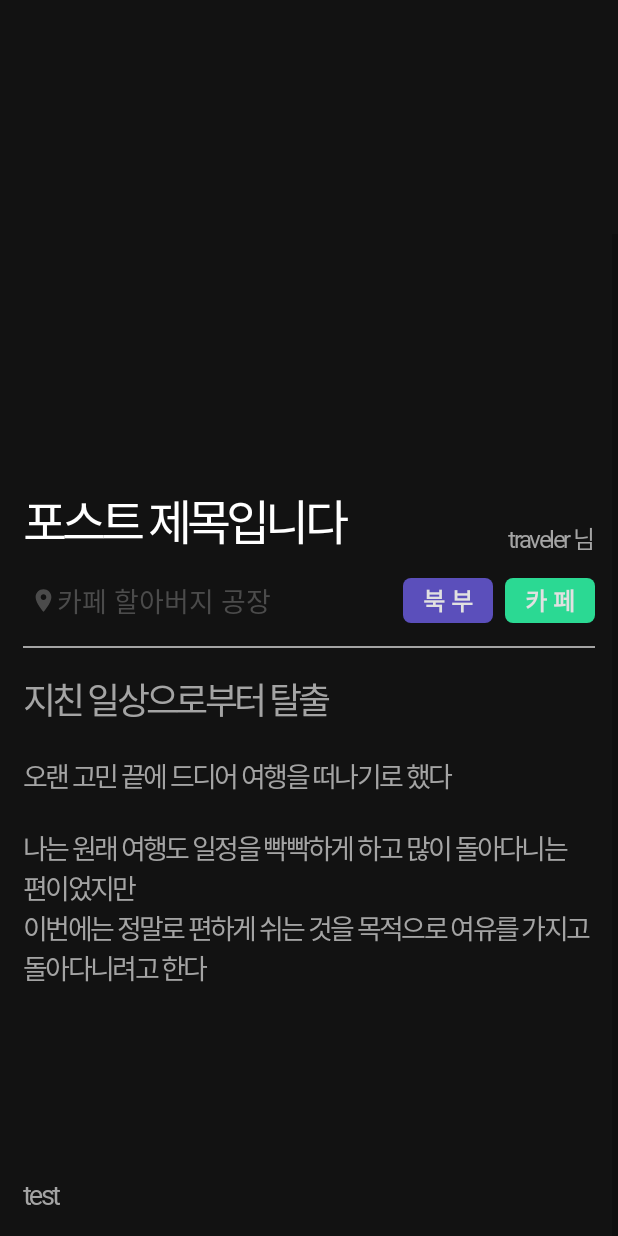
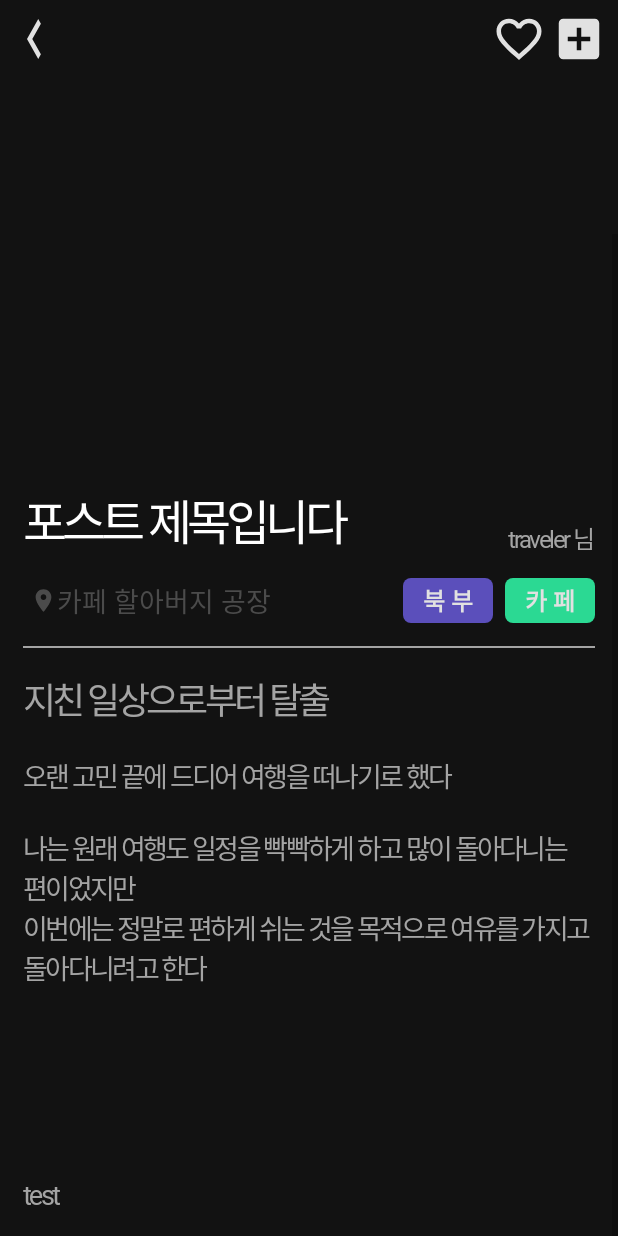
Before and after one commit to MobileProgrammingSTU/Triplanner, an Android app: the PostMain screen opened directly, with no data from a screen before it, scrolled down 192 dp, on a phone screen of 412 x 824 dp. Run offline under Robolectric (Android 15) with nearby library versions, the phone set to English and light mode, and no system bars; our stand-ins replace Firebase (no records; nobody signed in at launch, a user with empty details on screens opened directly); pictures from the network do not load.

Commit message:
포스트 화면 메뉴 최상단 위치

```diff
--- a/app/src/main/java/com/seoultech/triplanner/PostMain.java
+++ b/app/src/main/java/com/seoultech/triplanner/PostMain.java
@@ -8,6 +8,7 @@ import android.widget.Button;
 import android.widget.ImageButton;
 import android.widget.ImageView;
 import android.widget.LinearLayout;
+import android.widget.RelativeLayout;
 import android.widget.TextView;
 import android.widget.Toast;
 
@@ -29,6 +30,7 @@ import com.seoultech.triplanner.Model.PostItem;
 import java.util.ArrayList;
 
 public class PostMain extends AppCompatActivity {
+    RelativeLayout menu;
     ImageButton btnBack;
     ImageView btnSave, btnLike;
 
@@ -60,9 +62,12 @@ public class PostMain extends AppCompatActivity {
         typeRegion = findViewById(R.id.postRegionType);
         typePlace = findViewById(R.id.postPlaceType);
 
+        menu = findViewById(R.id.layoutMenu);
         btnBack = findViewById(R.id.btnBack);
         btnSave = findViewById(R.id.save);
         btnLike = findViewById(R.id.like);
+
+        menu.bringToFront();
 
         // 홈에서 클릭한 포스트의 pid 받아오기
         intent = getIntent();
@@ -84,6 +89,9 @@ public class PostMain extends AppCompatActivity {
                     subtitle.setText(fbSubtitle);
                     publisher.setText(fbPublisher + " 님");
                     images.add(fbImgurl);
+
+                    // 슬라이드 인디케이터
+                    setupIndicators(images.size());
                 }
             }
 
@@ -106,8 +114,6 @@ public class PostMain extends AppCompatActivity {
                 setCurrentIndicator(position);
             }
         });
-        // 슬라이드 인디케이터
-        setupIndicators(images.size());
 
         //뒤로가기 버튼
         btnBack.setOnClickListener(new View.OnClickListener() {
--- a/app/src/main/res/layout/main_post.xml
+++ b/app/src/main/res/layout/main_post.xml
@@ -1,25 +1,10 @@
 <?xml version="1.0" encoding="utf-8"?>
-<ScrollView xmlns:android="http://schemas.android.com/apk/res/android"
+<RelativeLayout xmlns:android="http://schemas.android.com/apk/res/android"
     xmlns:tools="http://schemas.android.com/tools"
-    android:id="@+id/postTextScroll"
     android:layout_width="match_parent"
     android:layout_height="match_parent">
-    <LinearLayout
-        android:layout_width="match_parent"
-        android:layout_height="wrap_content"
-        android:orientation="vertical"
-        android:background="@color/colorBackground">
-
     <RelativeLayout
-            android:layout_width="match_parent"
-            android:layout_height="match_parent">
-
-            <androidx.viewpager2.widget.ViewPager2
-                android:id="@+id/sliderViewPager"
-                android:layout_width="match_parent"
-                android:layout_height="500dp"/>
-
-            <RelativeLayout
+        android:id="@+id/layoutMenu"
         android:layout_width="match_parent"
         android:layout_height="wrap_content"
         android:padding="8dp">
@@ -31,15 +16,6 @@
             android:src="@drawable/ic_back"
             android:scaleType="centerCrop"
             android:background="?attr/selectableItemBackground"/>
-
-                <LinearLayout
-                    android:id="@+id/layoutIndicators"
-                    android:layout_width="wrap_content"
-                    android:layout_height="wrap_content"
-                    android:layout_centerInParent="true"
-                    android:gravity="center"
-                    android:orientation="horizontal"/>
-
         <ImageView
             android:id="@+id/save"
             android:layout_width="36dp"
@@ -62,6 +38,31 @@
             android:src="@drawable/ic_heart"
             android:scaleType="fitXY"/>
     </RelativeLayout>
+
+    <ScrollView
+        android:layout_width="match_parent"
+        android:layout_height="match_parent">
+        <LinearLayout
+            android:layout_width="match_parent"
+            android:layout_height="wrap_content"
+            android:orientation="vertical"
+            android:background="@color/colorBackground">
+
+            <RelativeLayout
+                android:layout_width="match_parent"
+                android:layout_height="wrap_content">
+                <androidx.viewpager2.widget.ViewPager2
+                    android:id="@+id/sliderViewPager"
+                    android:layout_width="match_parent"
+                    android:layout_height="500dp"/>
+                <LinearLayout
+                    android:id="@+id/layoutIndicators"
+                    android:layout_width="wrap_content"
+                    android:layout_height="wrap_content"
+                    android:layout_centerHorizontal="true"
+                    android:layout_marginTop="20dp"
+                    android:gravity="center"
+                    android:orientation="horizontal"/>
             </RelativeLayout>
 
             <LinearLayout
@@ -70,7 +71,6 @@
                 android:orientation="vertical"
                 android:padding="15dp"
                 android:background="@color/colorBackground">
-
                 <RelativeLayout
                     android:layout_width="match_parent"
                     android:layout_height="wrap_content">
@@ -91,6 +91,7 @@
                         android:textColor="@color/colorFontNormal"
                         android:textSize="16sp"/>
                 </RelativeLayout>
+
                 <RelativeLayout
                     android:layout_width="wrap_content"
                     android:layout_height="wrap_content"
@@ -105,7 +106,6 @@
                         android:textColor="@color/colorFontLight"
                         android:drawableStart="@drawable/ic_gps"
                         android:background="@drawable/btn_background_click_effect"/>
-                <!--태그-->
                     <Button
                         android:id="@+id/postPlaceType"
                         android:layout_width="60dp"
@@ -142,7 +142,6 @@
                     android:layout_height="2px"
                     android:background="@color/colorFontNormal"
                     android:layout_marginBottom="16dp"/>
-
                 <TextView
                     android:id="@+id/postSubtitle"
                     android:layout_width="match_parent"
@@ -151,7 +150,6 @@
                     android:textSize="24sp"
                     android:textColor="@color/colorFontNormal"
                     android:layout_marginBottom="20dp"/>
-
                 <TextView
                     android:id="@+id/postContent"
                     android:layout_width="match_parent"
@@ -164,3 +162,4 @@
         </LinearLayout>
 
     </ScrollView>
+</RelativeLayout>
```
Also changed, not shown: app/src/main/res/layout/main_imgslider_item.xml (deleted, +0 -92 lines). Lines whose indentation alone changed are shown as unchanged.
